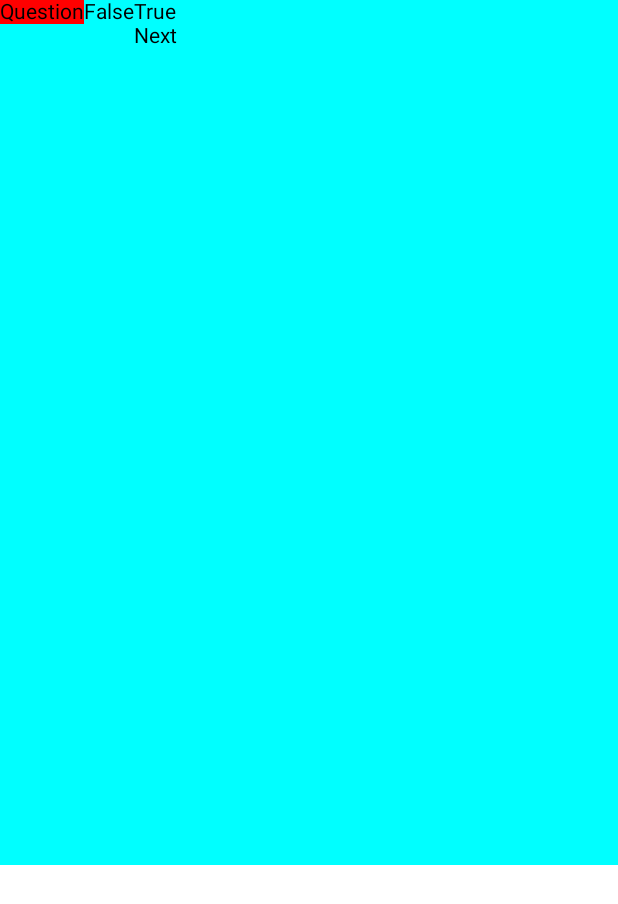
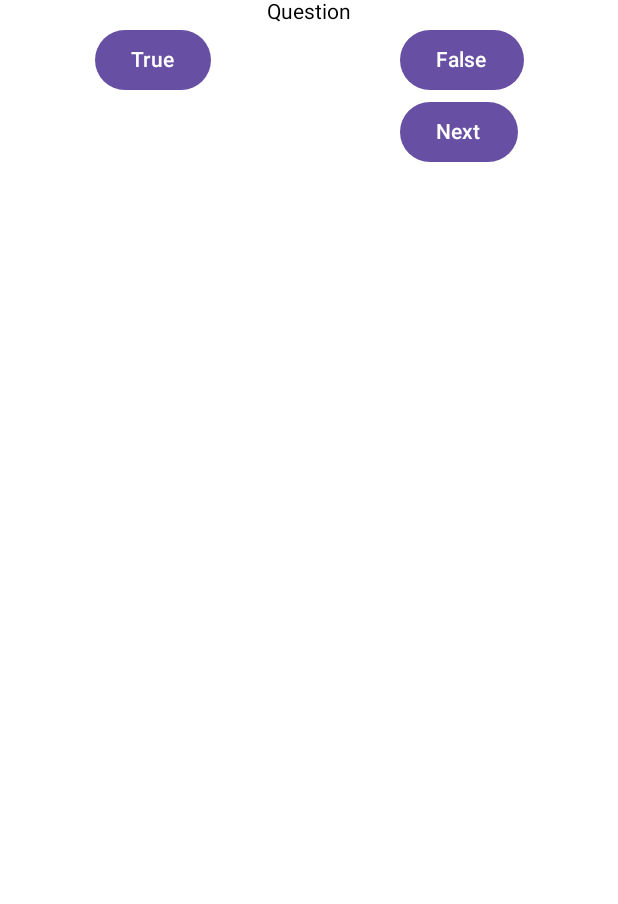
Before and after one commit to ZeroLog/Lab_3, an Android app built with Jetpack Compose: the @Preview function GreetingPreview, on a phone screen of 412 x 824 dp. Shown: the top 904 px of the screen. Run offline under Robolectric (Android 15) with nearby library versions, the phone set to English and light mode, and no system bars.

Commit message:
Arrangement made and buttons added

```diff
--- a/app/src/main/java/com/example/lab_3/MainActivity.kt
+++ b/app/src/main/java/com/example/lab_3/MainActivity.kt
@@ -11,7 +11,9 @@ import androidx.compose.foundation.layout.Row
 import androidx.compose.foundation.layout.fillMaxHeight
 import androidx.compose.foundation.layout.fillMaxSize
 import androidx.compose.foundation.layout.fillMaxWidth
+import androidx.compose.foundation.layout.offset
 import androidx.compose.foundation.layout.padding
+import androidx.compose.material3.Button
 import androidx.compose.material3.MaterialTheme
 import androidx.compose.material3.Surface
 import androidx.compose.material3.Text
@@ -19,8 +21,10 @@ import androidx.compose.runtime.Composable
 import androidx.compose.ui.Alignment
 import androidx.compose.ui.Modifier
 import androidx.compose.ui.graphics.Color
+import androidx.compose.ui.layout.VerticalAlignmentLine
 import androidx.compose.ui.node.modifierElementOf
 import androidx.compose.ui.tooling.preview.Preview
+import androidx.compose.ui.unit.dp
 import com.example.lab_3.ui.theme.Lab_3Theme
 
 class MainActivity : ComponentActivity() {
@@ -29,46 +33,50 @@ class MainActivity : ComponentActivity() {
         setContent {
 
 
-
         }
     }
 }
-
 
 
 @Preview(showBackground = true)
 @Composable
 fun GreetingPreview() {
 
-Row(modifier = Modifier
-    .background(Color.Cyan).fillMaxWidth(1f).fillMaxHeight(0.7f)) {
+    Column(
+        modifier = Modifier
+            .fillMaxWidth()
+    ) {
 
         Row(
+            verticalAlignment= Alignment.Top,
+            horizontalArrangement = Arrangement.Center,
             modifier = Modifier
-            .background(Color.Red),
-
+                .fillMaxWidth()
         ) {
-
             Text(text = "Question")
         }
-
-    Column(
+        Row(
+            horizontalArrangement = Arrangement.SpaceAround,
             modifier = Modifier
-            .background(Color.Cyan),
-        verticalArrangement = Arrangement.SpaceAround,
-        horizontalAlignment = Alignment.End
+                .fillMaxWidth()
             ) {
-
-
+            Button(onClick = { /*TODO*/ }) {
+                Text(text = "True")
+            }
+            Button(onClick = { /*TODO*/ }) {
                 Text(text = "False")
             }
-    Column(modifier = Modifier
-        .background(Color.Cyan),
-        verticalArrangement = Arrangement.SpaceAround,
-        horizontalAlignment = Alignment.End) {
-        Text(text = "True")
+        }
+        Row(
+            horizontalArrangement = Arrangement.Center,
+            modifier = Modifier
+                .fillMaxWidth()
+                .offset(x = 100.dp)
+        ) {
+            Button(onClick = { /*TODO*/ }) {
                 Text(text = "Next")
             }
 
         }
     }
+}
```
Lines whose indentation alone changed are shown as unchanged.
